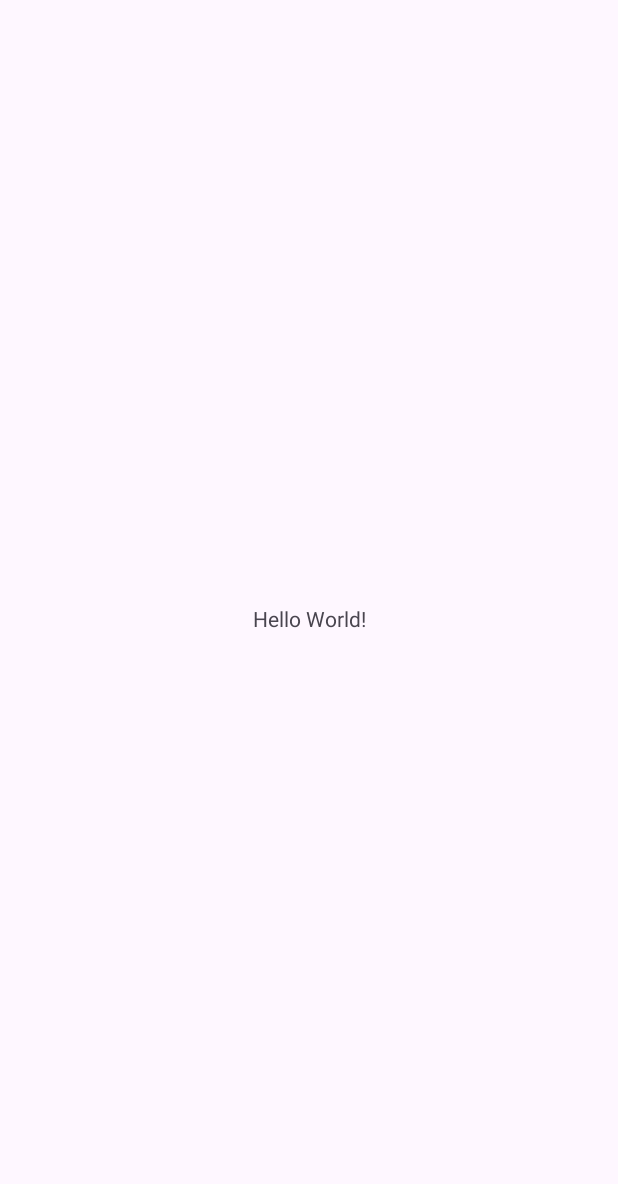
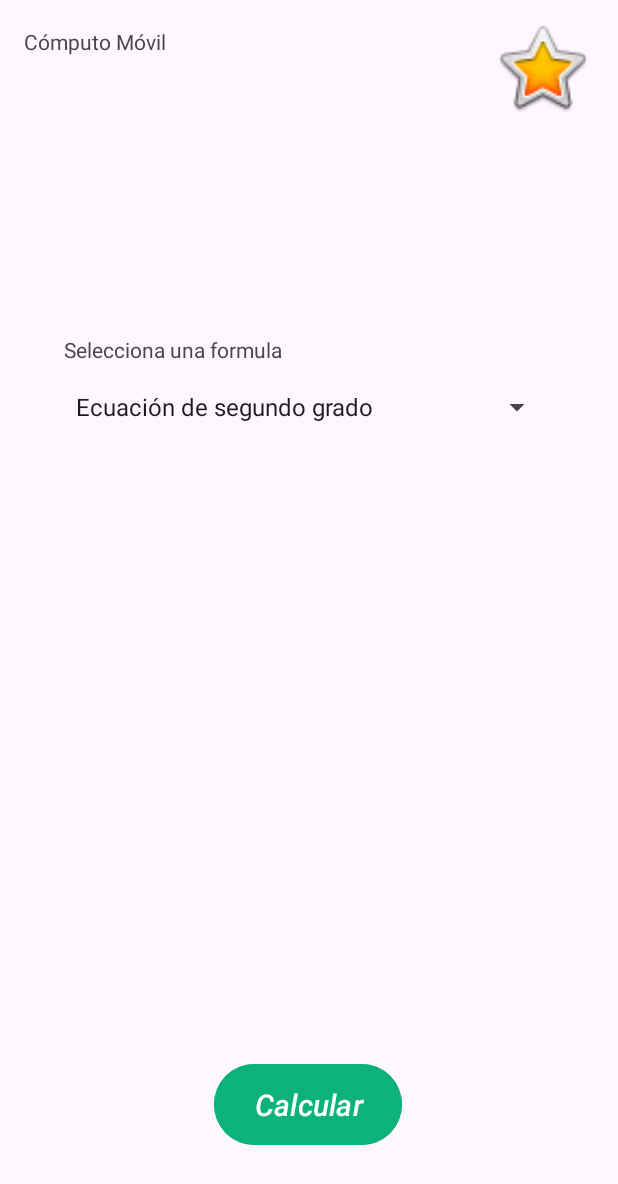
Before and after one commit to Mauricio658/PrimerProyecto_ComputoMovil, an Android app: the screen it shows after launch (MainActivity), on a phone screen of 412 x 824 dp. Before the commit the part shown is almost empty. Shown: the top 1184 px of the screen. Run offline under Robolectric (Android 15) with nearby library versions, the phone set to English and light mode, and no system bars.

Commit message:
Estrucutura Base del Proyecto

```diff
--- a/app/src/main/res/layout/activity_main.xml
+++ b/app/src/main/res/layout/activity_main.xml
@@ -8,12 +8,67 @@
     tools:context=".MainActivity">
 
     <TextView
+        android:id="@+id/tv_header"
         android:layout_width="wrap_content"
         android:layout_height="wrap_content"
-        android:text="Hello World!"
+        android:text="Cómputo Móvil"
         app:layout_constraintBottom_toBottomOf="parent"
         app:layout_constraintEnd_toEndOf="parent"
+        app:layout_constraintHorizontal_bias="0.05"
         app:layout_constraintStart_toStartOf="parent"
-        app:layout_constraintTop_toTopOf="parent" />
+        app:layout_constraintTop_toTopOf="parent"
+        app:layout_constraintVertical_bias="0.022" />
+
+    <Button
+        android:id="@+id/bt_Calcular"
+        android:layout_width="125dp"
+        android:layout_height="62dp"
+        android:backgroundTint="@color/bt_calcular"
+        android:text="Calcular"
+        android:textAlignment="center"
+        android:textSize="20sp"
+        android:textStyle="italic"
+        app:layout_constraintBottom_toBottomOf="parent"
+        app:layout_constraintEnd_toEndOf="parent"
+        app:layout_constraintHorizontal_bias="0.498"
+        app:layout_constraintStart_toStartOf="parent"
+        app:layout_constraintTop_toTopOf="parent"
+        app:layout_constraintVertical_bias="0.926" />
+
+    <Spinner
+        android:id="@+id/sp_opciones"
+        android:layout_width="326dp"
+        android:layout_height="57dp"
+        android:entries="@array/formulas_array"
+        app:layout_constraintBottom_toTopOf="@+id/bt_Calcular"
+        app:layout_constraintEnd_toEndOf="parent"
+        app:layout_constraintHorizontal_bias="0.494"
+        app:layout_constraintStart_toStartOf="parent"
+        app:layout_constraintTop_toTopOf="parent"
+        app:layout_constraintVertical_bias="0.374" />
+
+    <TextView
+        android:id="@+id/tv_textoFormulario"
+        android:layout_width="wrap_content"
+        android:layout_height="wrap_content"
+        android:text="Selecciona una formula"
+        app:layout_constraintBottom_toTopOf="@+id/sp_opciones"
+        app:layout_constraintEnd_toEndOf="parent"
+        app:layout_constraintHorizontal_bias="0.159"
+        app:layout_constraintStart_toStartOf="parent"
+        app:layout_constraintTop_toTopOf="parent"
+        app:layout_constraintVertical_bias="1.0" />
+
+    <ImageView
+        android:id="@+id/imageView"
+        android:layout_width="69dp"
+        android:layout_height="90dp"
+        app:layout_constraintBottom_toTopOf="@+id/sp_opciones"
+        app:layout_constraintEnd_toEndOf="parent"
+        app:layout_constraintHorizontal_bias="0.953"
+        app:layout_constraintStart_toStartOf="parent"
+        app:layout_constraintTop_toTopOf="parent"
+        app:layout_constraintVertical_bias="0.0"
+        app:srcCompat="@android:drawable/btn_star_big_on" />
 
 </androidx.constraintlayout.widget.ConstraintLayout>
--- a/app/src/main/res/values/colors.xml
+++ b/app/src/main/res/values/colors.xml
@@ -2,4 +2,5 @@
 <resources>
     <color name="black">#FF000000</color>
     <color name="white">#FFFFFFFF</color>
+    <color name="bt_calcular">#0CB27A</color>
 </resources>
--- /dev/null
+++ b/app/src/main/res/values/formulario_opciones.xml
@@ -0,0 +1,10 @@
+<?xml version="1.0" encoding="utf-8"?>
+<resources>
+    <string-array name="formulas_array">
+        <item>Ecuación de segundo grado</item>
+        <item>Área de un círculo</item>
+        <item>Perímetro de un rectángulo</item>
+        <item>Teorema de Pitágoras</item>
+        <item>Fórmula de la velocidad</item>
+    </string-array>
+</resources>
```
